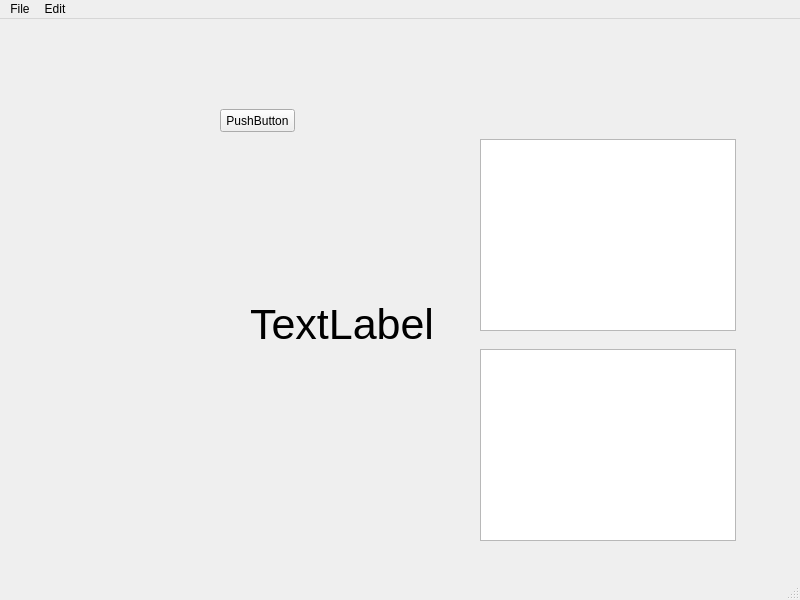
Above: FederationUI.ui from Brad-McCausland/Federation_Pol before the change. Below: the same form after it.
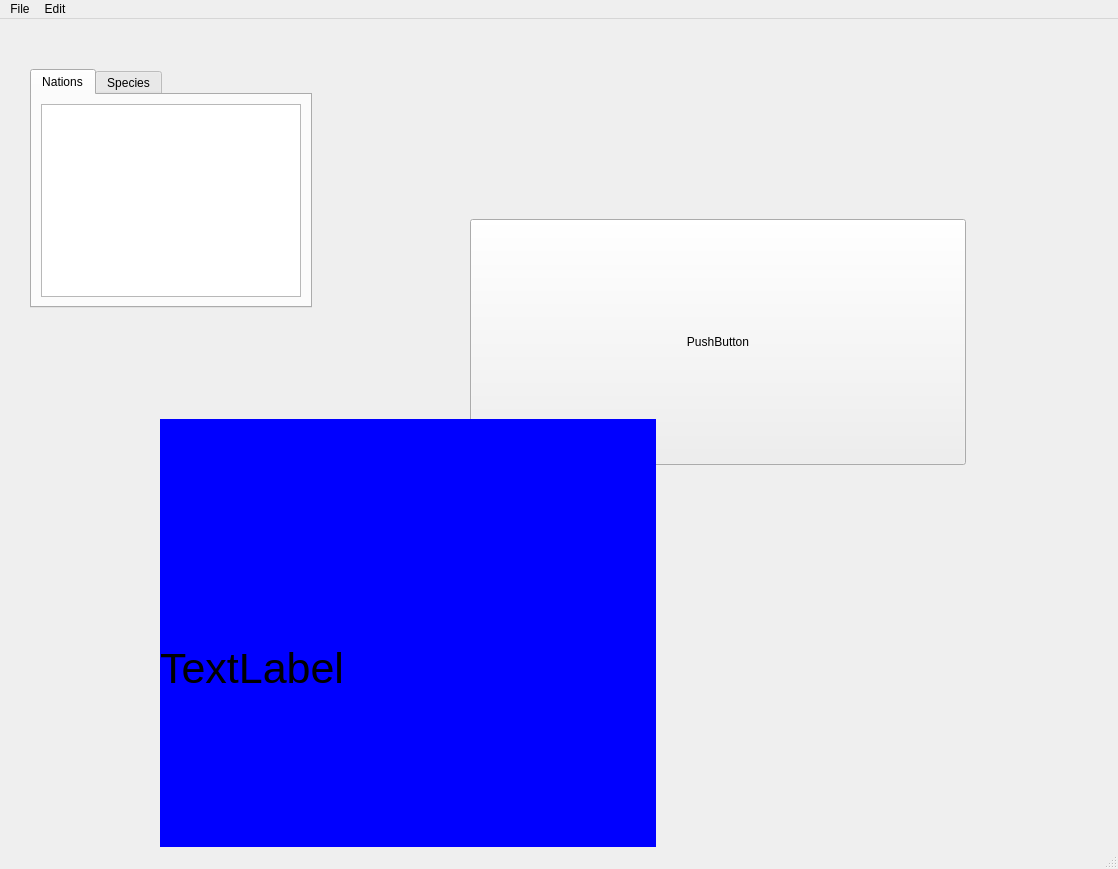
That is the form after the change.

Commit message: Organize widgets using layouts

```diff
--- a/FederationUI.ui
+++ b/FederationUI.ui
@@ -6,67 +6,179 @@
    <rect>
     <x>0</x>
     <y>0</y>
-    <width>800</width>
-    <height>600</height>
+    <width>1118</width>
+    <height>869</height>
    </rect>
   </property>
+  <property name="sizePolicy">
+   <sizepolicy hsizetype="Fixed" vsizetype="Preferred">
+    <horstretch>0</horstretch>
+    <verstretch>0</verstretch>
+   </sizepolicy>
+  </property>
   <property name="windowTitle">
    <string>MainWindow</string>
   </property>
+  <property name="accessibleName">
+   <string/>
+  </property>
   <widget class="QWidget" name="centralwidget">
+   <widget class="QPushButton" name="pushButton">
+    <property name="geometry">
+     <rect>
+      <x>470</x>
+      <y>200</y>
+      <width>496</width>
+      <height>246</height>
+     </rect>
+    </property>
+    <property name="sizePolicy">
+     <sizepolicy hsizetype="Preferred" vsizetype="Expanding">
+      <horstretch>0</horstretch>
+      <verstretch>1</verstretch>
+     </sizepolicy>
+    </property>
+    <property name="text">
+     <string>PushButton</string>
+    </property>
+    <property name="autoDefault">
+     <bool>true</bool>
+    </property>
+   </widget>
    <widget class="QLabel" name="label">
     <property name="geometry">
      <rect>
-      <x>250</x>
-      <y>220</y>
-      <width>441</width>
-      <height>171</height>
+      <x>160</x>
+      <y>400</y>
+      <width>496</width>
+      <height>499</height>
      </rect>
     </property>
+    <property name="palette">
+     <palette>
+      <active>
+       <colorrole role="Base">
+        <brush brushstyle="SolidPattern">
+         <color alpha="255">
+          <red>255</red>
+          <green>255</green>
+          <blue>255</blue>
+         </color>
+        </brush>
+       </colorrole>
+       <colorrole role="Window">
+        <brush brushstyle="SolidPattern">
+         <color alpha="255">
+          <red>0</red>
+          <green>0</green>
+          <blue>255</blue>
+         </color>
+        </brush>
+       </colorrole>
+      </active>
+      <inactive>
+       <colorrole role="Base">
+        <brush brushstyle="SolidPattern">
+         <color alpha="255">
+          <red>255</red>
+          <green>255</green>
+          <blue>255</blue>
+         </color>
+        </brush>
+       </colorrole>
+       <colorrole role="Window">
+        <brush brushstyle="SolidPattern">
+         <color alpha="255">
+          <red>0</red>
+          <green>0</green>
+          <blue>255</blue>
+         </color>
+        </brush>
+       </colorrole>
+      </inactive>
+      <disabled>
+       <colorrole role="Base">
+        <brush brushstyle="SolidPattern">
+         <color alpha="255">
+          <red>0</red>
+          <green>0</green>
+          <blue>255</blue>
+         </color>
+        </brush>
+       </colorrole>
+       <colorrole role="Window">
+        <brush brushstyle="SolidPattern">
+         <color alpha="255">
+          <red>0</red>
+          <green>0</green>
+          <blue>255</blue>
+         </color>
+        </brush>
+       </colorrole>
+      </disabled>
+     </palette>
+    </property>
     <property name="font">
      <font>
       <pointsize>32</pointsize>
      </font>
     </property>
+    <property name="autoFillBackground">
+     <bool>true</bool>
+    </property>
     <property name="text">
      <string>TextLabel</string>
     </property>
    </widget>
-   <widget class="QPushButton" name="pushButton">
+   <widget class="QTabWidget" name="tabWidget">
     <property name="geometry">
      <rect>
-      <x>220</x>
-      <y>90</y>
-      <width>75</width>
-      <height>23</height>
+      <x>30</x>
+      <y>50</y>
+      <width>282</width>
+      <height>239</height>
      </rect>
     </property>
-    <property name="text">
-     <string>PushButton</string>
+    <property name="sizePolicy">
+     <sizepolicy hsizetype="Preferred" vsizetype="MinimumExpanding">
+      <horstretch>0</horstretch>
+      <verstretch>1</verstretch>
+     </sizepolicy>
     </property>
-    <property name="autoDefault">
-     <bool>true</bool>
+    <property name="focusPolicy">
+     <enum>Qt::TabFocus</enum>
     </property>
-   </widget>
-   <widget class="QTreeView" name="NationTreeView">
-    <property name="geometry">
-     <rect>
-      <x>480</x>
-      <y>120</y>
-      <width>256</width>
-      <height>192</height>
-     </rect>
+    <property name="currentIndex">
+     <number>0</number>
     </property>
-   </widget>
-   <widget class="QListView" name="NationListView">
-    <property name="geometry">
-     <rect>
-      <x>480</x>
-      <y>330</y>
-      <width>256</width>
-      <height>192</height>
-     </rect>
-    </property>
+    <widget class="QWidget" name="NationsTab">
+     <property name="sizePolicy">
+      <sizepolicy hsizetype="Preferred" vsizetype="Preferred">
+       <horstretch>0</horstretch>
+       <verstretch>0</verstretch>
+      </sizepolicy>
+     </property>
+     <attribute name="title">
+      <string>Nations</string>
+     </attribute>
+     <layout class="QHBoxLayout" name="horizontalLayout">
+      <item>
+       <layout class="QVBoxLayout" name="verticalLayout_2">
+        <property name="sizeConstraint">
+         <enum>QLayout::SetMaximumSize</enum>
+        </property>
+        <item>
+         <widget class="QTreeView" name="NationTreeView"/>
+        </item>
+       </layout>
+      </item>
+     </layout>
+    </widget>
+    <widget class="QWidget" name="SpeciesTab">
+     <attribute name="title">
+      <string>Species</string>
+     </attribute>
+    </widget>
    </widget>
   </widget>
   <widget class="QMenuBar" name="menubar">
@@ -74,7 +186,7 @@
     <rect>
      <x>0</x>
      <y>0</y>
-     <width>800</width>
+     <width>1118</width>
      <height>22</height>
     </rect>
    </property>
```
The commit also changes 1 other file.
